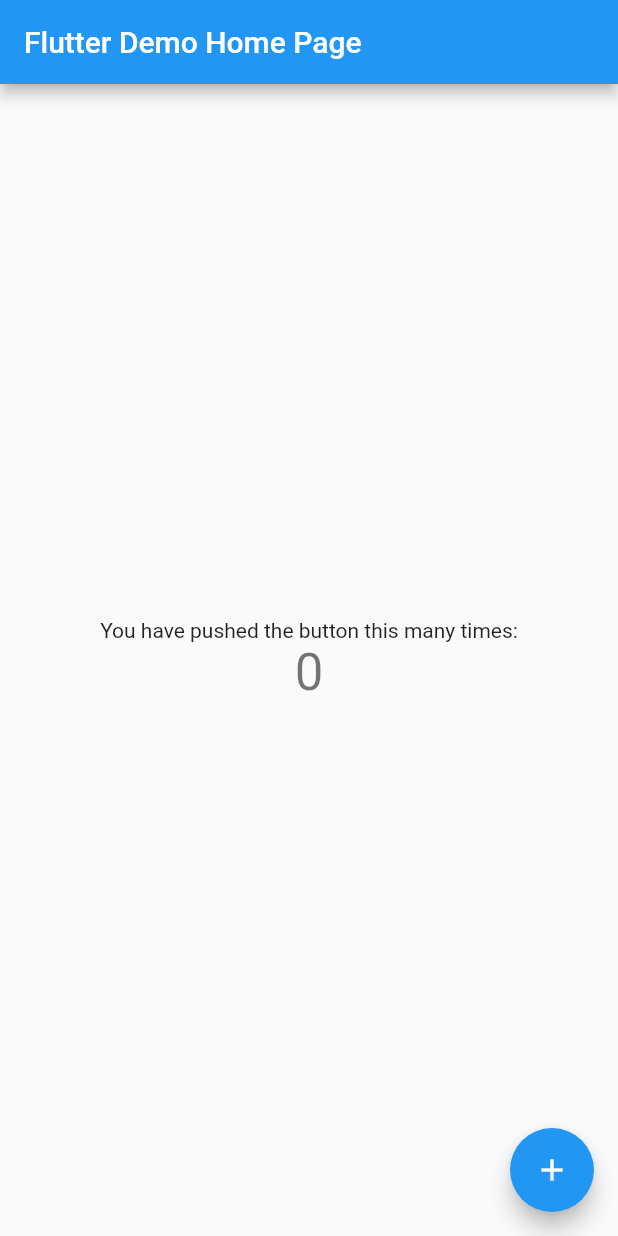
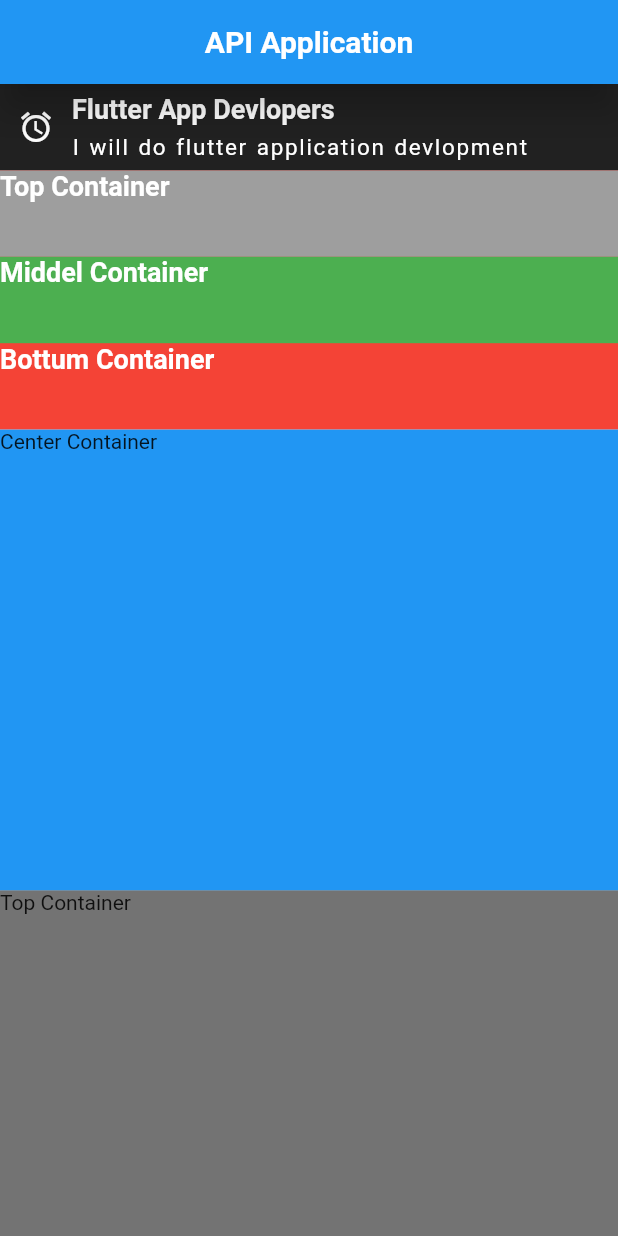
Before and after one commit to AmitLakhani098/contact_bloc_pattern, a Flutter app: the screen it shows after launch, on a phone screen of 412 x 824 dp. Run offline on Flutter 3.47's test engine with Material 2 defaults, Android fonts, the phone set to English and light mode, and no system bars.

Commit message:
12-11-2020

```diff
--- a/contact_bloc_pattern/lib/main.dart
+++ b/contact_bloc_pattern/lib/main.dart
@@ -1,4 +1,6 @@
 import 'package:flutter/material.dart';
+
+import 'screen/homeScreen.dart';
 
 void main() {
   runApp(MyApp());
@@ -10,108 +12,8 @@ class MyApp extends StatelessWidget {
   Widget build(BuildContext context) {
     return MaterialApp(
       title: 'Flutter Demo',
-      theme: ThemeData(
-        // This is the theme of your application.
-        //
-        // Try running your application with "flutter run". You'll see the
-        // application has a blue toolbar. Then, without quitting the app, try
-        // changing the primarySwatch below to Colors.green and then invoke
-        // "hot reload" (press "r" in the console where you ran "flutter run",
-        // or simply save your changes to "hot reload" in a Flutter IDE).
-        // Notice that the counter didn't reset back to zero; the application
-        // is not restarted.
-        primarySwatch: Colors.blue,
-        // This makes the visual density adapt to the platform that you run
-        // the app on. For desktop platforms, the controls will be smaller and
-        // closer together (more dense) than on mobile platforms.
-        visualDensity: VisualDensity.adaptivePlatformDensity,
-      ),
-      home: MyHomePage(title: 'Flutter Demo Home Page'),
+      theme: ThemeData(),
+      home: HomeScreen(),
     );
   }
 }
-
-class MyHomePage extends StatefulWidget {
-  MyHomePage({Key key, this.title}) : super(key: key);
-
-  // This widget is the home page of your application. It is stateful, meaning
-  // that it has a State object (defined below) that contains fields that affect
-  // how it looks.
-
-  // This class is the configuration for the state. It holds the values (in this
-  // case the title) provided by the parent (in this case the App widget) and
-  // used by the build method of the State. Fields in a Widget subclass are
-  // always marked "final".
-
-  final String title;
-
-  @override
-  _MyHomePageState createState() => _MyHomePageState();
-}
-
-class _MyHomePageState extends State<MyHomePage> {
-  int _counter = 0;
-
-  void _incrementCounter() {
-    setState(() {
-      // This call to setState tells the Flutter framework that something has
-      // changed in this State, which causes it to rerun the build method below
-      // so that the display can reflect the updated values. If we changed
-      // _counter without calling setState(), then the build method would not be
-      // called again, and so nothing would appear to happen.
-      _counter++;
-    });
-  }
-
-  @override
-  Widget build(BuildContext context) {
-    // This method is rerun every time setState is called, for instance as done
-    // by the _incrementCounter method above.
-    //
-    // The Flutter framework has been optimized to make rerunning build methods
-    // fast, so that you can just rebuild anything that needs updating rather
-    // than having to individually change instances of widgets.
-    return Scaffold(
-      appBar: AppBar(
-        // Here we take the value from the MyHomePage object that was created by
-        // the App.build method, and use it to set our appbar title.
-        title: Text(widget.title),
-      ),
-      body: Center(
-        // Center is a layout widget. It takes a single child and positions it
-        // in the middle of the parent.
-        child: Column(
-          // Column is also a layout widget. It takes a list of children and
-          // arranges them vertically. By default, it sizes itself to fit its
-          // children horizontally, and tries to be as tall as its parent.
-          //
-          // Invoke "debug painting" (press "p" in the console, choose the
-          // "Toggle Debug Paint" action from the Flutter Inspector in Android
-          // Studio, or the "Toggle Debug Paint" command in Visual Studio Code)
-          // to see the wireframe for each widget.
-          //
-          // Column has various properties to control how it sizes itself and
-          // how it positions its children. Here we use mainAxisAlignment to
-          // center the children vertically; the main axis here is the vertical
-          // axis because Columns are vertical (the cross axis would be
-          // horizontal).
-          mainAxisAlignment: MainAxisAlignment.center,
-          children: <Widget>[
-            Text(
-              'You have pushed the button this many times:',
-            ),
-            Text(
-              '$_counter',
-              style: Theme.of(context).textTheme.headline4,
-            ),
-          ],
-        ),
-      ),
-      floatingActionButton: FloatingActionButton(
-        onPressed: _incrementCounter,
-        tooltip: 'Increment',
-        child: Icon(Icons.add),
-      ), // This trailing comma makes auto-formatting nicer for build methods.
-    );
-  }
-}
--- /dev/null
+++ b/contact_bloc_pattern/lib/screen/contact.dart
@@ -0,0 +1,12 @@
+import 'package:flutter/material.dart';
+
+class ContactScreen extends StatelessWidget {
+  @override
+  Widget build(BuildContext context) {
+    return Scaffold(
+      appBar: AppBar(
+        title: Text("All Contact"),
+      ),
+    );
+  }
+}
--- /dev/null
+++ b/contact_bloc_pattern/lib/screen/homeScreen.dart
@@ -0,0 +1,167 @@
+import 'package:flutter/material.dart';
+
+class HomeScreen extends StatefulWidget {
+  @override
+  _HomeScreenState createState() => _HomeScreenState();
+}
+
+class _HomeScreenState extends State<HomeScreen> {
+  @override
+  Widget build(BuildContext context) {
+    return Scaffold(
+      appBar: AppBar(
+        title: Text(
+          "API Application",
+          style: TextStyle(
+            fontSize: 20,
+            fontWeight: FontWeight.bold,
+          ),
+        ),
+        centerTitle: true,
+        elevation: 10,
+      ),
+      body: Stack(
+        fit: StackFit.expand,
+        children: [
+          FractionallySizedBox(
+            alignment: Alignment.topCenter,
+            heightFactor: 0.3,
+            child: Container(
+              color: Colors.red,
+              child: FractionallySizedBox(
+                heightFactor: 1,
+                child: Column(
+                  children: [
+                    Expanded(
+                      flex: 2,
+                      child: Row(
+                        children: [
+                          Column(
+                            mainAxisAlignment: MainAxisAlignment.spaceAround,
+                            children: [
+                              Expanded(
+                                child: Container(
+                                  color: Colors.grey[900],
+                                  width: MediaQuery.of(context).size.width,
+                                  child: Row(
+                                    children: [
+                                      IconButton(
+                                        icon: Icon(
+                                          Icons.access_alarms_outlined,
+                                          color: Colors.white,
+                                        ),
+                                        onPressed: () {},
+                                      ),
+                                      Column(
+                                        mainAxisAlignment:
+                                            MainAxisAlignment.spaceEvenly,
+                                        crossAxisAlignment:
+                                            CrossAxisAlignment.start,
+                                        children: [
+                                          Text(
+                                            "Flutter App Devlopers",
+                                            style: TextStyle(
+                                              color: Colors.white,
+                                              fontSize: 18,
+                                              fontWeight: FontWeight.bold,
+                                            ),
+                                          ),
+                                          Text(
+                                            "I will do flutter application devlopment",
+                                            style: TextStyle(
+                                              color: Colors.white,
+                                              fontSize: 15,
+                                              fontWeight: FontWeight.w400,
+                                              letterSpacing: 1.1,
+                                              wordSpacing: 1.2,
+                                            ),
+                                          ),
+                                        ],
+                                      )
+                                    ],
+                                  ),
+                                ),
+                              ),
+                              Expanded(
+                                child: Container(
+                                  width: MediaQuery.of(context).size.width,
+                                  color: Colors.grey,
+                                  height: 50,
+                                  child: Text(
+                                    "Top Container",
+                                    style: TextStyle(
+                                      color: Colors.white,
+                                      fontSize: 18,
+                                      fontWeight: FontWeight.bold,
+                                    ),
+                                  ),
+                                ),
+                              ),
+                            ],
+                          )
+                        ],
+                      ),
+                    ),
+                    Expanded(
+                      child: Row(
+                        children: [
+                          Container(
+                            height: MediaQuery.of(context).size.height,
+                            width: MediaQuery.of(context).size.width,
+                            color: Colors.green,
+                            child: Text(
+                              "Middel Container",
+                              style: TextStyle(
+                                color: Colors.white,
+                                fontSize: 18,
+                                fontWeight: FontWeight.bold,
+                              ),
+                            ),
+                          ),
+                        ],
+                      ),
+                    ),
+                    Expanded(
+                      child: Row(
+                        children: [
+                          Container(
+                            height: MediaQuery.of(context).size.height,
+                            width: MediaQuery.of(context).size.width,
+                            child: Text(
+                              "Bottum Container",
+                              style: TextStyle(
+                                color: Colors.white,
+                                fontSize: 18,
+                                fontWeight: FontWeight.bold,
+                              ),
+                            ),
+                          )
+                        ],
+                      ),
+                    ),
+                  ],
+                ),
+              ),
+            ),
+          ),
+          FractionallySizedBox(
+            alignment: Alignment.center,
+            heightFactor: 0.4,
+            child: Container(
+              child: Text("Center Container"),
+              color: Colors.blue,
+            ),
+          ),
+          FractionallySizedBox(
+            alignment: Alignment.bottomCenter,
+            heightFactor: 0.3,
+            child: Container(
+              child: Text("Top Container"),
+              color: Colors.black54,
+            ),
+          ),
+        ],
+      ),
+    );
+  }
+}
```
Also changed, not shown: 1 other file.
